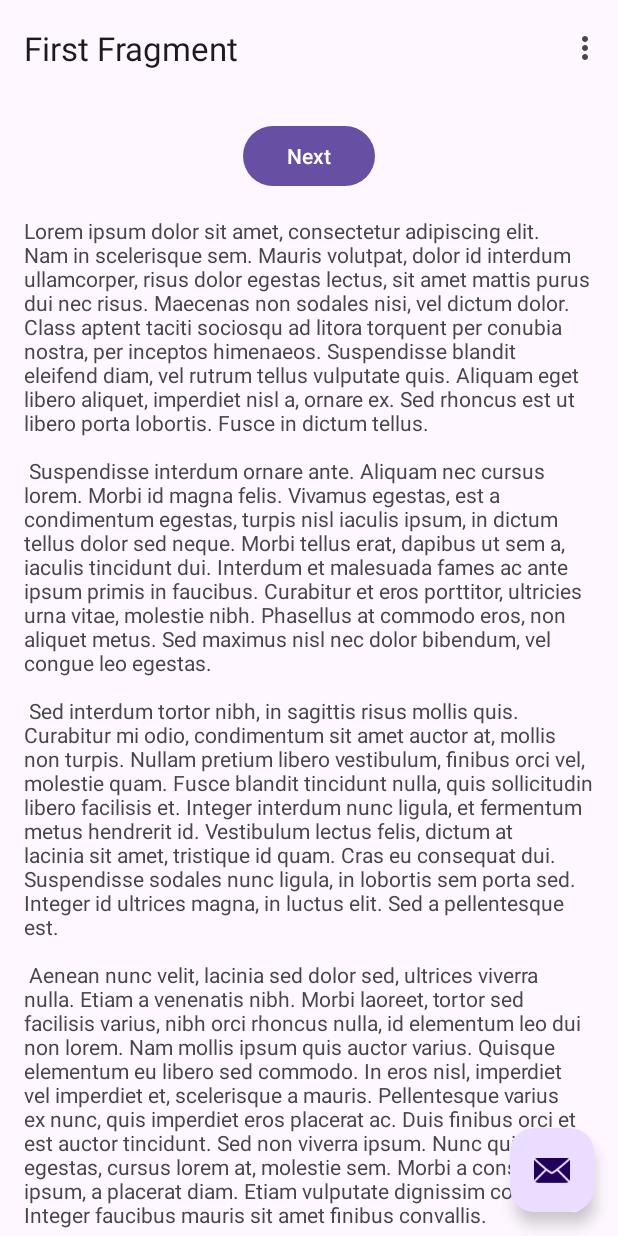
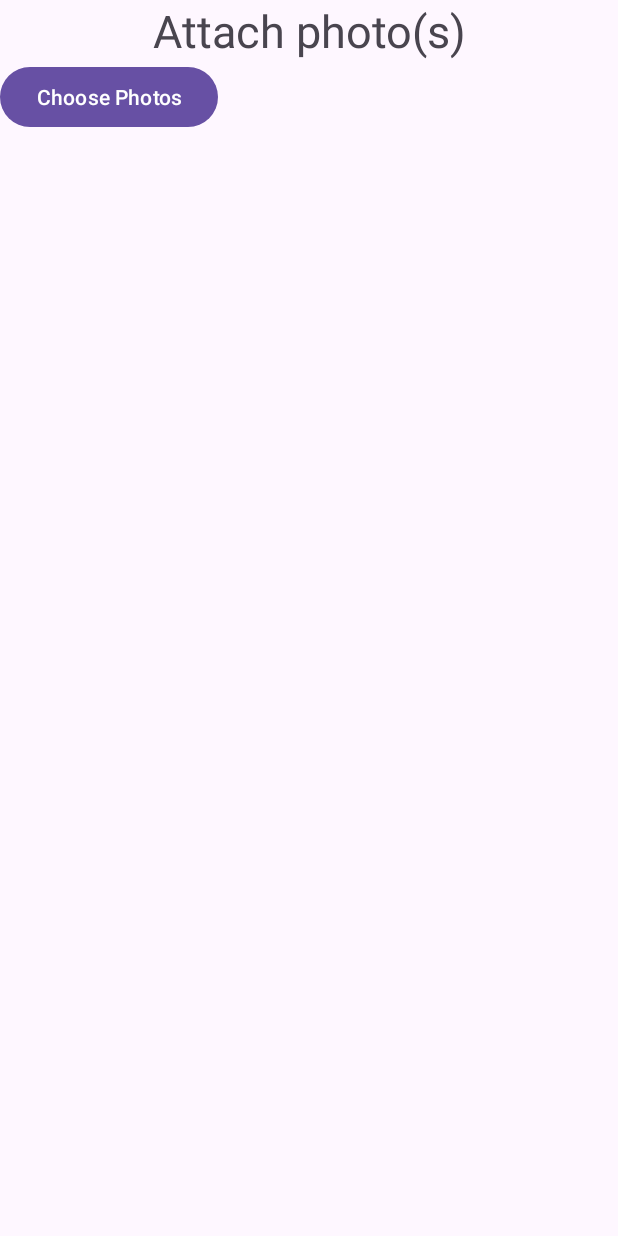
Before and after one commit to nandiniparekh/ValuVault, an Android app: the screen it shows after launch (MainActivity), on a phone screen of 412 x 824 dp. Run offline under Robolectric (Android 15) with nearby library versions, the phone set to English and light mode, and no system bars; our stand-ins replace navigation-ui.

Commit message:
nandini's gallery changes

```diff
--- a/app/build.gradle.kts
+++ b/app/build.gradle.kts
@@ -40,7 +40,12 @@ dependencies {
     implementation("androidx.navigation:navigation-ui:2.7.3")
     implementation("androidx.legacy:legacy-support-v4:1.0.0")
     implementation("androidx.recyclerview:recyclerview:1.3.0")
+    implementation("androidx.core:core-ktx:1.6.0")
+    implementation("androidx.activity:activity-ktx:1.3.1")
+    implementation("androidx.fragment:fragment-ktx:1.4.0")
+
     testImplementation("junit:junit:4.13.2")
     androidTestImplementation("androidx.test.ext:junit:1.1.5")
     androidTestImplementation("androidx.test.espresso:espresso-core:3.5.1")
+
 }
--- a/app/src/main/AndroidManifest.xml
+++ b/app/src/main/AndroidManifest.xml
@@ -1,6 +1,8 @@
 <?xml version="1.0" encoding="utf-8"?>
 <manifest xmlns:android="http://schemas.android.com/apk/res/android"
     xmlns:tools="http://schemas.android.com/tools">
+
+    <uses-permission android:name="android.permission.READ_EXTERNAL_STORAGE"/>
 
     <application
         android:allowBackup="true"
--- a/app/src/main/java/com/example/cmput301groupproject/MainActivity.java
+++ b/app/src/main/java/com/example/cmput301groupproject/MainActivity.java
@@ -1,18 +1,11 @@
 package com.example.cmput301groupproject;
 
 import android.os.Bundle;
-import android.view.Menu;
-import android.view.MenuItem;
-import android.view.View;
 
 import androidx.appcompat.app.AppCompatActivity;
-import androidx.navigation.NavController;
-import androidx.navigation.Navigation;
 import androidx.navigation.ui.AppBarConfiguration;
-import androidx.navigation.ui.NavigationUI;
 
 import com.example.cmput301groupproject.databinding.ActivityMainBinding;
-import com.google.android.material.snackbar.Snackbar;
 
 public class MainActivity extends AppCompatActivity {
 
@@ -22,52 +15,54 @@ public class MainActivity extends AppCompatActivity {
     @Override
     protected void onCreate(Bundle savedInstanceState) {
         super.onCreate(savedInstanceState);
-
-        binding = ActivityMainBinding.inflate(getLayoutInflater());
-        setContentView(binding.getRoot());
-
-        setSupportActionBar(binding.toolbar);
-
-        NavController navController = Navigation.findNavController(this, R.id.nav_host_fragment_content_main);
-        appBarConfiguration = new AppBarConfiguration.Builder(navController.getGraph()).build();
-        NavigationUI.setupActionBarWithNavController(this, navController, appBarConfiguration);
-
-        binding.fab.setOnClickListener(new View.OnClickListener() {
-            @Override
-            public void onClick(View view) {
-                Snackbar.make(view, "Replace with your own action", Snackbar.LENGTH_LONG)
-                        .setAnchorView(R.id.fab)
-                        .setAction("Action", null).show();
-            }
-        });
-    }
-
-    @Override
-    public boolean onCreateOptionsMenu(Menu menu) {
-        // Inflate the menu; this adds items to the action bar if it is present.
-        getMenuInflater().inflate(R.menu.menu_main, menu);
-        return true;
-    }
-
-    @Override
-    public boolean onOptionsItemSelected(MenuItem item) {
-        // Handle action bar item clicks here. The action bar will
-        // automatically handle clicks on the Home/Up button, so long
-        // as you specify a parent activity in AndroidManifest.xml.
-        int id = item.getItemId();
-
-        //noinspection SimplifiableIfStatement
-        if (id == R.id.action_settings) {
-            return true;
-        }
-
-        return super.onOptionsItemSelected(item);
-    }
-
-    @Override
-    public boolean onSupportNavigateUp() {
-        NavController navController = Navigation.findNavController(this, R.id.nav_host_fragment_content_main);
-        return NavigationUI.navigateUp(navController, appBarConfiguration)
-                || super.onSupportNavigateUp();
+        setContentView(R.layout.activity_main);
     }
 }
+//        binding = ActivityMainBinding.inflate(getLayoutInflater());
+//        setContentView(binding.getRoot());
+//
+//        setSupportActionBar(binding.toolbar);
+//
+//        NavController navController = Navigation.findNavController(this, R.id.nav_host_fragment_content_main);
+//        appBarConfiguration = new AppBarConfiguration.Builder(navController.getGraph()).build();
+//        NavigationUI.setupActionBarWithNavController(this, navController, appBarConfiguration);
+//
+//        binding.fab.setOnClickListener(new View.OnClickListener() {
+//            @Override
+//            public void onClick(View view) {
+//                Snackbar.make(view, "Replace with your own action", Snackbar.LENGTH_LONG)
+//                        .setAnchorView(R.id.fab)
+//                        .setAction("Action", null).show();
+//            }
+//        });
+//      }
+
+//    @Override
+//    public boolean onCreateOptionsMenu(Menu menu) {
+//        // Inflate the menu; this adds items to the action bar if it is present.
+//        getMenuInflater().inflate(R.menu.menu_main, menu);
+//        return true;
+//    }
+//
+//    @Override
+//    public boolean onOptionsItemSelected(MenuItem item) {
+//        // Handle action bar item clicks here. The action bar will
+//        // automatically handle clicks on the Home/Up button, so long
+//        // as you specify a parent activity in AndroidManifest.xml.
+//        int id = item.getItemId();
+//
+//        //noinspection SimplifiableIfStatement
+//        if (id == R.id.action_settings) {
+//            return true;
+//        }
+//
+//        return super.onOptionsItemSelected(item);
+//    }
+//
+//    @Override
+//    public boolean onSupportNavigateUp() {
+//        NavController navController = Navigation.findNavController(this, R.id.nav_host_fragment_content_main);
+//        return NavigationUI.navigateUp(navController, appBarConfiguration)
+//                || super.onSupportNavigateUp();
+//    }
+//}
--- /dev/null
+++ b/app/src/main/java/com/example/cmput301groupproject/PhotoPickerFragment.java
@@ -0,0 +1,149 @@
+package com.example.cmput301groupproject;
+
+
+import android.Manifest;
+import android.app.Activity;
+import android.content.Intent;
+import android.net.Uri;
+import android.os.Bundle;
+import android.view.LayoutInflater;
+import android.view.View;
+import android.view.ViewGroup;
+import android.widget.Button;
+import android.widget.ImageView;
+
+import androidx.activity.result.ActivityResult;
+import androidx.activity.result.ActivityResultCallback;
+import androidx.activity.result.ActivityResultLauncher;
+import androidx.activity.result.contract.ActivityResultContracts;
+import androidx.fragment.app.Fragment;
+import androidx.recyclerview.widget.GridLayoutManager;
+import androidx.recyclerview.widget.RecyclerView;
+
+import java.util.ArrayList;
+import java.util.List;
+
+public class PhotoPickerFragment extends Fragment {
+
+    private ActivityResultLauncher<String> requestPermissionLauncher;
+    private ActivityResultLauncher<Intent> imagePickerLauncher;
+    private RecyclerView recyclerView;
+    private PhotoAdapter adapter;
+    private List<Uri> selectedImages = new ArrayList<>();
+    @Override
+    public void onCreate(Bundle savedInstanceState) {
+        super.onCreate(savedInstanceState);
+        requestPermissionLauncher = registerForActivityResult(new ActivityResultContracts.RequestPermission(),
+                isGranted -> {
+                    if (isGranted) {
+                        // Permission granted
+                        openGallery();
+                    }
+                });
+
+        imagePickerLauncher = registerForActivityResult(
+                new ActivityResultContracts.StartActivityForResult(),
+                new ActivityResultCallback<ActivityResult>() {
+                    @Override
+                    public void onActivityResult(ActivityResult result) {
+                        if (result.getResultCode() == Activity.RESULT_OK && result.getData() != null) {
+                            Intent data = result.getData();
+                            int count;
+                            if (data.getClipData() != null) {
+                                count = data.getClipData().getItemCount();
+                                selectedImages.clear();
+                                for (int i = 0; i < count; i++) {
+                                    Uri imageUri = data.getClipData().getItemAt(i).getUri();
+                                    selectedImages.add(imageUri);
+                                }
+                               adapter.notifyDataSetChanged();
+                            }
+                        }
+                    }
+                }
+        );
+
+    }
+    private void requestMediaPermission() {
+        requestPermissionLauncher.launch(Manifest.permission.READ_EXTERNAL_STORAGE);
+    }
+
+    private ActivityResultLauncher<String> registerForImagePicker(
+            ActivityResultContracts.GetMultipleContents getMultipleContents,
+            ActivityResultCallback<List<Uri>> callback) {
+        return registerForActivityResult(getMultipleContents, callback);
+    }
+
+    // Create a method to handle the result
+        private void handleImagePickerResult(List<Uri> uris) {
+            if (uris != null) {
+                selectedImages.clear();
+                selectedImages.addAll(uris);
+                adapter.notifyDataSetChanged();
+            }
+        }
+
+
+
+    @Override
+    public View onCreateView(LayoutInflater inflater, ViewGroup container, Bundle savedInstanceState) {
+        View rootView = inflater.inflate(R.layout.gallery_photos_fragment, container, false);
+
+        recyclerView = rootView.findViewById(R.id.photoRecyclerView);
+        recyclerView.setLayoutManager(new GridLayoutManager(requireContext(), 3));
+        adapter = new PhotoAdapter(selectedImages);
+        recyclerView.setAdapter(adapter);
+
+        Button choosePhotoButton = rootView.findViewById(R.id.choosePhotoButton);
+        choosePhotoButton.setOnClickListener(new View.OnClickListener() {
+            @Override
+            public void onClick(View v) {
+                openGallery();
+            }
+        });
+
+        return rootView;
+    }
+
+    private void openGallery() {
+        Intent intent = new Intent(Intent.ACTION_GET_CONTENT);
+        intent.setType("image/*");
+        intent.putExtra(Intent.EXTRA_ALLOW_MULTIPLE, true);
+        imagePickerLauncher.launch(intent);
+    }
+
+    private class PhotoAdapter extends RecyclerView.Adapter<PhotoAdapter.PhotoViewHolder> {
+        private List<Uri> imageUris;
+
+        public PhotoAdapter(List<Uri> imageUris) {
+            this.imageUris = imageUris;
+        }
+
+        @Override
+        public PhotoViewHolder onCreateViewHolder(ViewGroup parent, int viewType) {
+            View view = LayoutInflater.from(parent.getContext()).inflate(R.layout.item_photo, parent, false);
+            return new PhotoViewHolder(view);
+        }
+
+        @Override
+        public void onBindViewHolder(PhotoViewHolder holder, int position) {
+            Uri imageUri = imageUris.get(position);
+            // Load and display the image directly into the ImageView.
+            holder.imageView.setImageURI(imageUri);
+        }
+
+        @Override
+        public int getItemCount() {
+            return imageUris.size();
+        }
+
+        public class PhotoViewHolder extends RecyclerView.ViewHolder {
+            ImageView imageView;
+
+            public PhotoViewHolder(View itemView) {
+                super(itemView);
+                imageView = itemView.findViewById(R.id.imageView);
+            }
+        }
+    }
+}
--- a/app/src/main/res/layout/activity_main.xml
+++ b/app/src/main/res/layout/activity_main.xml
@@ -1,33 +1,25 @@
 <?xml version="1.0" encoding="utf-8"?>
-<androidx.coordinatorlayout.widget.CoordinatorLayout xmlns:android="http://schemas.android.com/apk/res/android"
+<LinearLayout xmlns:android="http://schemas.android.com/apk/res/android"
     xmlns:app="http://schemas.android.com/apk/res-auto"
     xmlns:tools="http://schemas.android.com/tools"
     android:layout_width="match_parent"
     android:layout_height="match_parent"
     android:fitsSystemWindows="true"
+    android:orientation="vertical"
     tools:context=".MainActivity">
 
-    <com.google.android.material.appbar.AppBarLayout
+    <TextView
+        android:id="@+id/textView2"
         android:layout_width="match_parent"
         android:layout_height="wrap_content"
-        android:fitsSystemWindows="true">
+        android:text="@string/attach_photo_s"
+        android:textAlignment="center"
+        android:textSize="30sp" />
 
-        <com.google.android.material.appbar.MaterialToolbar
-            android:id="@+id/toolbar"
-            android:layout_width="match_parent"
-            android:layout_height="?attr/actionBarSize" />
+    <androidx.fragment.app.FragmentContainerView
+        android:id="@+id/fragmentContainerView4"
+        android:layout_width="match_parent"
+        android:layout_height="match_parent"
+        android:name="com.example.cmput301groupproject.PhotoPickerFragment"/>
 
-    </com.google.android.material.appbar.AppBarLayout>
-
-    <include layout="@layout/content_main" />
-
-    <com.google.android.material.floatingactionbutton.FloatingActionButton
-        android:id="@+id/fab"
-        android:layout_width="wrap_content"
-        android:layout_height="wrap_content"
-        android:layout_gravity="bottom|end"
-        android:layout_marginEnd="@dimen/fab_margin"
-        android:layout_marginBottom="16dp"
-        app:srcCompat="@android:drawable/ic_dialog_email" />
-
-</androidx.coordinatorlayout.widget.CoordinatorLayout>
+</LinearLayout>
--- a/app/src/main/res/layout/gallery_photos_fragment.xml
+++ b/app/src/main/res/layout/gallery_photos_fragment.xml
@@ -1,35 +1,26 @@
 <?xml version="1.0" encoding="utf-8"?>
-<androidx.constraintlayout.widget.ConstraintLayout xmlns:android="http://schemas.android.com/apk/res/android"
+<LinearLayout
+    xmlns:android="http://schemas.android.com/apk/res/android"
     xmlns:app="http://schemas.android.com/apk/res-auto"
     xmlns:tools="http://schemas.android.com/tools"
     android:layout_width="match_parent"
-    android:layout_height="match_parent">
+    android:layout_height="match_parent"
+    tools:context=".MainActivity"
+    android:orientation="vertical">
 
-
-    <TextView
-        android:id="@+id/textView"
+    <!-- fragment_photo_picker.xml -->
+    <Button
+        android:id="@+id/choosePhotoButton"
         android:layout_width="wrap_content"
         android:layout_height="wrap_content"
-        android:text="Gallery"
-        android:textSize="24sp"
-        app:layout_constraintBottom_toBottomOf="parent"
-        app:layout_constraintEnd_toEndOf="parent"
-        app:layout_constraintStart_toStartOf="parent"
-        app:layout_constraintTop_toTopOf="parent"
-        app:layout_constraintVertical_bias="0.061" />
+        android:text="@string/choose_photos" />
 
-        <ImageView
-        android:id="@+id/displayImage"
+    <androidx.recyclerview.widget.RecyclerView
+        android:id="@+id/photoRecyclerView"
         android:layout_width="match_parent"
-        android:layout_height="wrap_content"></ImageView>
+        android:layout_height="wrap_content"
+        app:layoutManager="androidx.recyclerview.widget.GridLayoutManager"
+        app:spanCount="3"
+        android:orientation="horizontal"/>
 
-    <Button
-        android:id="@+id/load"
-        android:layout_width="wrap_content"
-        android:layout_height="wrap_content"
-        android:layout_marginBottom="80dp"
-        android:text="Load from Gallery"
-        app:layout_constraintBottom_toBottomOf="parent"
-        app:layout_constraintEnd_toEndOf="parent"
-        app:layout_constraintStart_toStartOf="parent" />
-</androidx.constraintlayout.widget.ConstraintLayout>
+</LinearLayout>
--- a/app/src/main/res/values/strings.xml
+++ b/app/src/main/res/values/strings.xml
@@ -45,4 +45,10 @@
     </string>
     <!-- TODO: Remove or change this placeholder text -->
     <string name="hello_blank_fragment">Hello blank fragment</string>
+    <string name="attach_photo_s">Attach photo(s)</string>
+    <string name="load_from_gallery">Load from Gallery</string>
+    <string name="gallery">Gallery</string>
+    <string name="load_images">Load Image</string>
+    <string name="load_image">Load Images</string>
+    <string name="choose_photos">Choose Photos</string>
 </resources>
```
Also changed, not shown: app/src/main/java/com/example/cmput301groupproject/GalleryPhotos.java (deleted, +0 -58 lines), app/src/main/java/com/example/cmput301groupproject/PhotoAdapter.java (added, +44 -0 lines), app/src/main/res/layout/item_photo.xml (added, +12 -0 lines).
